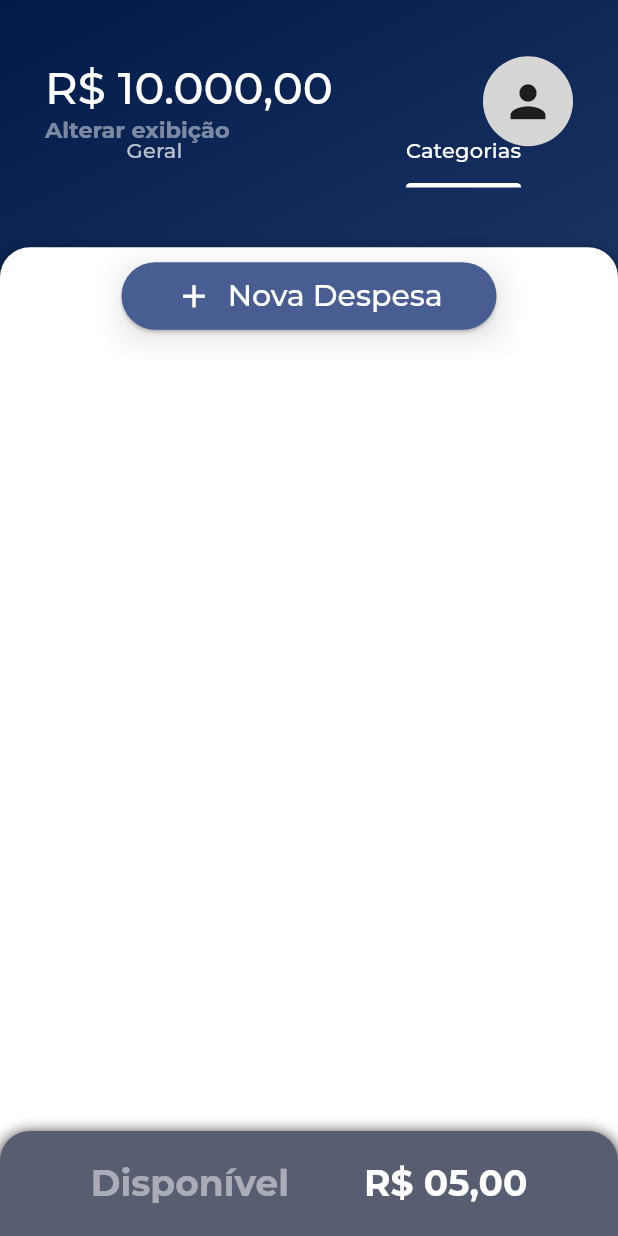
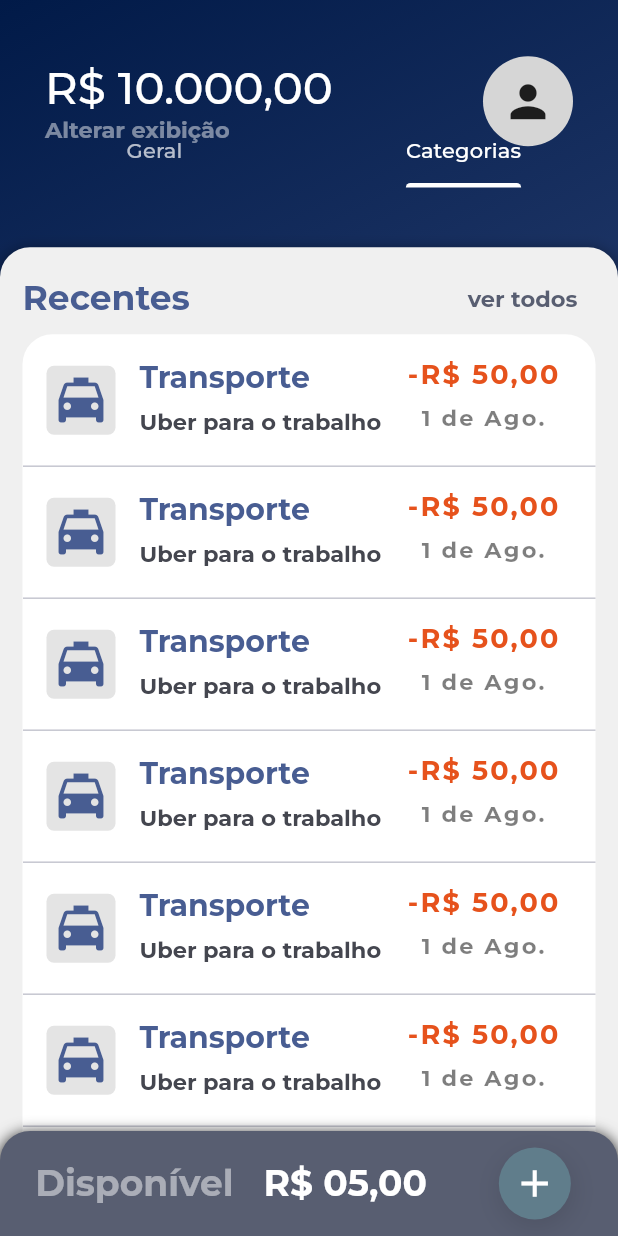
Before and after one commit to ThiagoFabiano/app-controle-financeiro, a Flutter app: the screen it shows after launch, on a phone screen of 412 x 824 dp. Run offline on Flutter 3.47's test engine with Material 2 defaults, Android fonts, the phone set to English and light mode, and no system bars; our stand-ins replace google_fonts.

Commit message:
feat: lista de despesas/receitas e botão para adicionar novo

```diff
--- a/lib/home/home.dart
+++ b/lib/home/home.dart
@@ -106,7 +106,7 @@ class _HomeState extends State<Home> {
             width: MediaQuery.of(context).size.width,
             height: 100,
             decoration: const BoxDecoration(
-              color: Colors.white,
+              color: Color.fromRGBO(240, 240, 240, 1),
               borderRadius: BorderRadius.only(
                   topLeft: Radius.circular(20), topRight: Radius.circular(20)),
               boxShadow: [
@@ -121,56 +121,90 @@ class _HomeState extends State<Home> {
             child: Padding(
               padding: const EdgeInsets.only(top: 10, left: 15, right: 15),
               child: Column(children: [
-                Container(
-                  height: 45,
-                  width: 250,
-                  decoration:const BoxDecoration(
-                    boxShadow:  [
-                      BoxShadow(
-                        color: Colors.black12,
-                        spreadRadius: 0,
-                        blurRadius: 15,
-                        offset: Offset(1, 5),
+                Row(
+                    mainAxisAlignment: MainAxisAlignment.spaceBetween,
+                    children: [
+                      Text(
+                        'Recentes',
+                        style: TextStyle(
+                            fontWeight: FontWeight.bold,
+                            color: Theme.of(context).colorScheme.primary,
+                            fontSize: 23),
                       ),
-                    ],
-                  ),
-                  child: ElevatedButton(
-                      style: ButtonStyle(
-                        backgroundColor:
-                            MaterialStateProperty.resolveWith<Color?>(
-                          (Set<MaterialState> states) {
-                            if (states.contains(MaterialState.pressed)) {
-                              return Theme.of(context)
-                                  .colorScheme
-                                  .primary
-                                  .withOpacity(0.7);
-                            }
-                            return Theme.of(context)
-                                .colorScheme
-                                .primary; // Use the component's default.
-                          },
+                      TextButton(
+                        onPressed: () {},
+                        child: Text(
+                          'ver todos',
+                          style: TextStyle(
+                              fontWeight: FontWeight.bold,
+                              color: Theme.of(context).colorScheme.secondary,
+                              fontSize: 15),
                         ),
                       ),
-                      onPressed: () {},
-                      child: const Row(
-                        mainAxisAlignment: MainAxisAlignment.center,
-                        children: [
-                          Icon(
-                            Icons.add,
-                            color: Colors.white,
-                            size: 25,
-                          ),
-                          SizedBox(
-                            width: 10,
-                          ),
-                          Text(
-                            'Nova Despesa',
-                            style: TextStyle(
-                              color: Colors.white,
-                              fontSize: 20,
+                    ]),
+                Expanded(
+                  child: Container(
+                      decoration: const BoxDecoration(
+                          color: Colors.white,
+                          borderRadius: BorderRadius.all(Radius.circular(20))),
+                      padding: const EdgeInsets.only(top: 8),
+                      child: ListView.separated(
+                        separatorBuilder: (context, index) {
+                          return Divider();
+                        },
+                        padding: const EdgeInsets.all(0),
+                        itemCount: 15,
+                        itemBuilder: (context, index) {
+                          return ListTile(
+                            leading: Container(
+                              padding: EdgeInsets.all(3),
+                              decoration: BoxDecoration(
+                                  color: const Color.fromARGB(27, 0, 0, 0),
+                                  borderRadius: BorderRadius.circular(5)),
+                              child: Icon(
+                                Icons.local_taxi,
+                                size: 40,
+                                color: Theme.of(context).colorScheme.primary,
+                              ),
                             ),
-                          )
-                        ],
+                            title: Text(
+                              'Transporte',
+                              style: TextStyle(
+                                  fontWeight: FontWeight.bold,
+                                  color: Theme.of(context).colorScheme.primary,
+                                  fontSize: 20),
+                            ),
+                            subtitle: const Padding(
+                              padding: EdgeInsets.only(top: 8.0),
+                              child: Text(
+                                'Uber para o trabalho',
+                                style: TextStyle(
+                                    fontWeight: FontWeight.bold, fontSize: 15),
+                              ),
+                            ),
+                            trailing: const Column(
+                              children: [
+                                Text(
+                                  '-R\$ 50,00',
+                                  style: TextStyle(
+                                      color: Color.fromARGB(255, 230, 82, 28),
+                                      fontWeight: FontWeight.bold,
+                                      fontSize: 18),
+                                ),
+                                Padding(
+                                  padding: EdgeInsets.only(top: 8.0),
+                                  child: Text(
+                                    '1 de Ago.',
+                                    style: TextStyle(
+                                        fontWeight: FontWeight.bold,
+                                        color: Color.fromARGB(129, 0, 0, 0),
+                                        fontSize: 15),
+                                  ),
+                                ),
+                              ],
+                            ),
+                          );
+                        },
                       )),
                 )
               ]),
@@ -194,25 +228,55 @@ class _HomeState extends State<Home> {
               ),
             ],
           ),
-          child: const Row(
+          child: Row(
             mainAxisAlignment: MainAxisAlignment.center,
             children: [
-              Text(
+              const Text(
                 'Disponível',
                 style: TextStyle(
                     color: Color.fromARGB(125, 255, 255, 255),
                     fontSize: 24,
                     fontWeight: FontWeight.bold),
               ),
-              SizedBox(
-                width: 50,
+              const SizedBox(
+                width: 20,
               ),
-              Text(
+              const Text(
                 'R\$ 05,00',
                 style: TextStyle(
                     color: Colors.white,
                     fontSize: 24,
                     fontWeight: FontWeight.bold),
+              ),
+              const SizedBox(
+                width: 40,
+              ),
+              Container(
+                decoration: const BoxDecoration(
+                  color: Colors.blueGrey,
+                  shape: BoxShape.circle,
+                  boxShadow: [
+                    BoxShadow(
+                      color: Colors.black12,
+                      spreadRadius: 0,
+                      blurRadius: 15,
+                      offset: Offset(1, 5),
+                    ),
+                  ],
+                ),
+                child: TextButton(
+                  onPressed: () {},
+                  child: const Row(
+                    mainAxisAlignment: MainAxisAlignment.center,
+                    children: [
+                      Icon(
+                        Icons.add,
+                        color: Colors.white,
+                        size: 30,
+                      ),
+                    ],
+                  ),
+                ),
               ),
             ],
           ),
```
